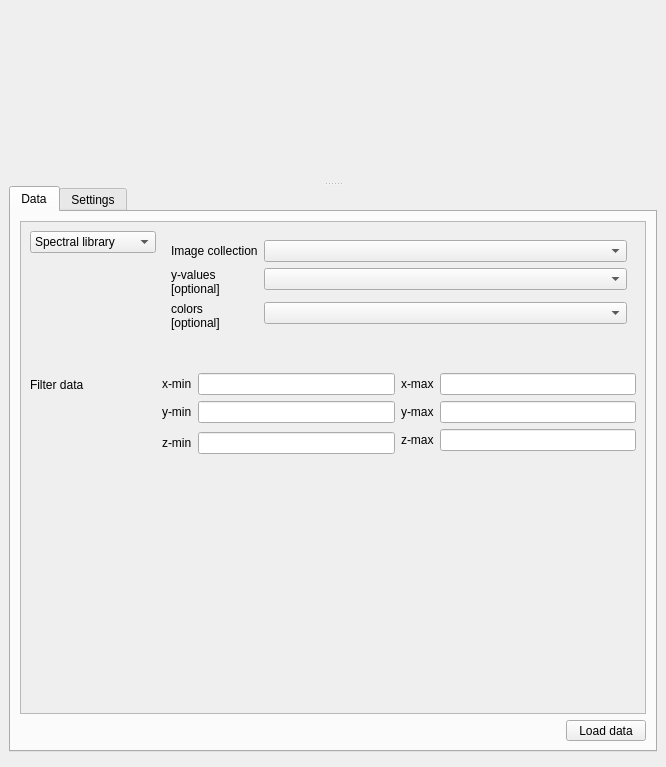
First picture: the form in enmapbox/coreapps/spectralsurfaceplottingapp/spectralsurfaceplottingwindow.ui, repository EnMAP-Box/enmap-box, before the edit.
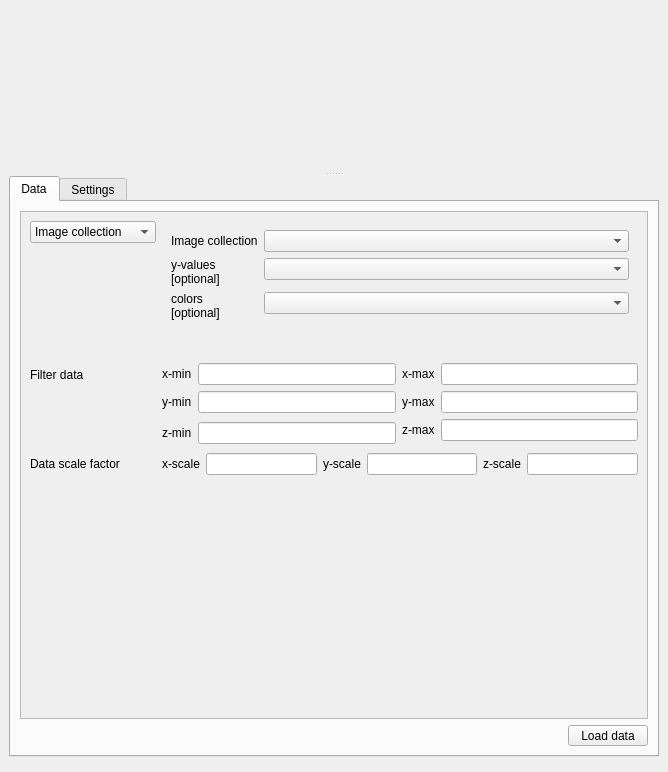
Second picture: the form after the edit. The open tabs and pages were chosen to show the change. Custom widgets are drawn as their Qt base class.

What changed in the file:
```diff
--- a/enmapbox/coreapps/spectralsurfaceplottingapp/spectralsurfaceplottingwindow.ui
+++ b/enmapbox/coreapps/spectralsurfaceplottingapp/spectralsurfaceplottingwindow.ui
@@ -6,8 +6,8 @@
    <rect>
     <x>0</x>
     <y>0</y>
-    <width>666</width>
-    <height>767</height>
+    <width>668</width>
+    <height>772</height>
    </rect>
   </property>
   <property name="windowTitle">
@@ -47,7 +47,7 @@
              <rect>
               <x>0</x>
               <y>0</y>
-              <width>624</width>
+              <width>622</width>
               <height>493</height>
              </rect>
             </property>
@@ -69,7 +69,7 @@
                   </sizepolicy>
                  </property>
                  <property name="currentIndex">
-                  <number>1</number>
+                  <number>2</number>
                  </property>
                  <item>
                   <property name="text">
@@ -369,19 +369,6 @@
                  </property>
                 </widget>
                </item>
-               <item row="2" column="1">
-                <spacer name="verticalSpacer">
-                 <property name="orientation">
-                  <enum>Qt::Orientation::Vertical</enum>
-                 </property>
-                 <property name="sizeHint" stdset="0">
-                  <size>
-                   <width>1</width>
-                   <height>1</height>
-                  </size>
-                 </property>
-                </spacer>
-               </item>
                <item row="1" column="1">
                 <layout class="QGridLayout" name="gridLayout">
                  <item row="0" column="0">
@@ -506,6 +493,117 @@
                  </item>
                 </layout>
                </item>
+               <item row="2" column="0">
+                <widget class="QLabel" name="label_59">
+                 <property name="sizePolicy">
+                  <sizepolicy hsizetype="Fixed" vsizetype="Preferred">
+                   <horstretch>0</horstretch>
+                   <verstretch>0</verstretch>
+                  </sizepolicy>
+                 </property>
+                 <property name="text">
+                  <string>Data scale factor</string>
+                 </property>
+                </widget>
+               </item>
+               <item row="3" column="1">
+                <spacer name="verticalSpacer_2">
+                 <property name="orientation">
+                  <enum>Qt::Orientation::Vertical</enum>
+                 </property>
+                 <property name="sizeHint" stdset="0">
+                  <size>
+                   <width>1</width>
+                   <height>1</height>
+                  </size>
+                 </property>
+                </spacer>
+               </item>
+               <item row="2" column="1">
+                <layout class="QHBoxLayout" name="horizontalLayout_2">
+                 <item>
+                  <widget class="QLabel" name="label_60">
+                   <property name="sizePolicy">
+                    <sizepolicy hsizetype="Fixed" vsizetype="Preferred">
+                     <horstretch>0</horstretch>
+                     <verstretch>0</verstretch>
+                    </sizepolicy>
+                   </property>
+                   <property name="text">
+                    <string>x-scale</string>
+                   </property>
+                  </widget>
+                 </item>
+                 <item>
+                  <widget class="QgsFilterLineEdit" name="mXScale">
+                   <property name="text">
+                    <string/>
+                   </property>
+                   <property name="defaultValue">
+                    <string/>
+                   </property>
+                   <property name="value">
+                    <string/>
+                   </property>
+                   <property name="qgisRelation" stdset="0">
+                    <string notr="true"/>
+                   </property>
+                  </widget>
+                 </item>
+                 <item>
+                  <widget class="QLabel" name="label_61">
+                   <property name="sizePolicy">
+                    <sizepolicy hsizetype="Fixed" vsizetype="Preferred">
+                     <horstretch>0</horstretch>
+                     <verstretch>0</verstretch>
+                    </sizepolicy>
+                   </property>
+                   <property name="text">
+                    <string>y-scale</string>
+                   </property>
+                  </widget>
+                 </item>
+                 <item>
+                  <widget class="QgsFilterLineEdit" name="mYScale">
+                   <property name="text">
+                    <string/>
+                   </property>
+                   <property name="value">
+                    <string/>
+                   </property>
+                   <property name="qgisRelation" stdset="0">
+                    <string notr="true"/>
+                   </property>
+                  </widget>
+                 </item>
+                 <item>
+                  <widget class="QLabel" name="label_62">
+                   <property name="sizePolicy">
+                    <sizepolicy hsizetype="Fixed" vsizetype="Preferred">
+                     <horstretch>0</horstretch>
+                     <verstretch>0</verstretch>
+                    </sizepolicy>
+                   </property>
+                   <property name="text">
+                    <string>z-scale</string>
+                   </property>
+                  </widget>
+                 </item>
+                 <item>
+                  <widget class="QgsFilterLineEdit" name="mZScale">
+                   <property name="text">
+                    <string/>
+                   </property>
+                   <property name="value">
+                    <string/>
+                   </property>
+                   <property name="qgisRelation" stdset="0">
+                    <string notr="true"/>
+                   </property>
+                  </widget>
+                 </item>
+                </layout>
+               </item>
               </layout>
              </item>
             </layout>
```
Left out of the diff: 43 changed lines with no effect on the pictures.
